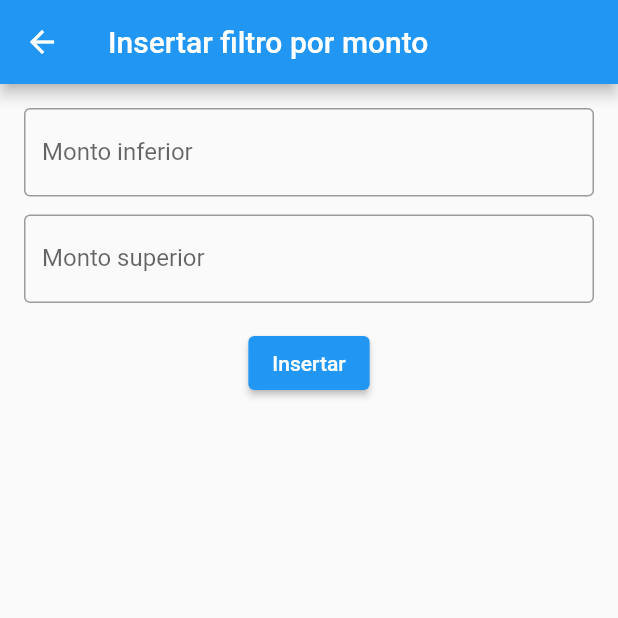
After one commit to fabianMendez/oportunidades_cce, a Flutter app: the NotificacionesSettingsMontoView screen opened directly, on a phone screen of 412 x 824 dp, the top half of it. The commit adds this screen. Run offline on Flutter 3.47's test engine with Material 2 defaults, Android fonts, the phone set to English and light mode, and no system bars; our stand-ins replace bloc, email_validator, equatable, flutter_bloc, flutter_secure_storage, get_it and 2 more; accounts and stored records are empty; generated files the repository leaves out were written again.

Commit message:
feat: insert filter by value

```diff
--- a/lib/src/authentication/authenticated_navigator.dart
+++ b/lib/src/authentication/authenticated_navigator.dart
@@ -3,6 +3,7 @@ import 'package:flutter_bloc/flutter_bloc.dart';
 import 'package:oportunidades_cce/src/authentication/authenticated_navigator_bloc.dart';
 import 'package:oportunidades_cce/src/home/home_view.dart';
 import 'package:oportunidades_cce/src/home/notificaciones_settings_filtro_bienes_servicios_view.dart';
+import 'package:oportunidades_cce/src/home/notificaciones_settings_monto_view.dart';
 import 'package:oportunidades_cce/src/home/notificaciones_settings_view.dart';
 
 class AuthenticatedNavigator extends StatelessWidget {
@@ -31,6 +32,8 @@ class AuthenticatedNavigator extends StatelessWidget {
               const MaterialPage(
                 child: NotificacionesSettingsFiltroBienesServiciosView(),
               ),
+            if (state.isNotificacionesSettingsMonto)
+              const MaterialPage(child: NotificacionesSettingsMontoView()),
           ],
         );
       },
--- /dev/null
+++ b/lib/src/home/notificaciones_settings_monto_bloc.dart
@@ -0,0 +1,160 @@
+import 'package:bloc/bloc.dart';
+import 'package:equatable/equatable.dart';
+import 'package:oportunidades_cce/src/authentication/user_details.dart';
+import 'package:oportunidades_cce/src/home/grupo_unspsc_repository.dart';
+
+class NotificacionesSettingsMontoBloc extends Bloc<
+    NotificacionesSettingsMontoEvent, NotificacionesSettingsMontoState> {
+  NotificacionesSettingsMontoBloc({
+    required this.userDetails,
+    required this.grupoUNSPSCRepository,
+  }) : super(const NotificacionesSettingsMontoInitial());
+
+  final UserDetails userDetails;
+  final GrupoUNSPSCRepository grupoUNSPSCRepository;
+
+  @override
+  Stream<NotificacionesSettingsMontoState> mapEventToState(
+      NotificacionesSettingsMontoEvent event) async* {
+    if (event is NotificacionesSettingsMontoSubmitted) {
+      yield const NotificacionesSettingsMontoLoading();
+
+      if (event.montoInferior.trim().isEmpty) {
+        yield const NotificacionesSettingsMontoFailure(
+            'El monto inferior es requerido');
+        return;
+      }
+
+      final montoInferiorValue = double.tryParse(event.montoInferior.trim());
+      if (montoInferiorValue == null || montoInferiorValue < 0) {
+        yield const NotificacionesSettingsMontoFailure(
+            'El monto inferior no es válido');
+        return;
+      }
+      if (event.montoSuperior.trim().isEmpty) {
+        yield const NotificacionesSettingsMontoFailure(
+            'El monto superior es requerido');
+        return;
+      }
+
+      final montoSuperiorValue = double.tryParse(event.montoSuperior.trim());
+      if (montoSuperiorValue == null ||
+          montoSuperiorValue <= montoInferiorValue) {
+        yield const NotificacionesSettingsMontoFailure(
+            'El monto superior no es válido');
+        return;
+      }
+      try {
+        yield const NotificacionesSettingsMontoLoading();
+        final response =
+            await grupoUNSPSCRepository.insertarMontosConfiguracion(
+          codigo: userDetails.codigo,
+          montoInferior: montoInferiorValue,
+          montoSuperior: montoSuperiorValue,
+        );
+
+        if (response.successful) {
+          yield const NotificacionesSettingsMontoSuccess();
+        } else {
+          yield NotificacionesSettingsMontoFailure(response.message);
+        }
+      } catch (err, str) {
+        print(err);
+        print(str);
+        yield NotificacionesSettingsMontoFailure(err.toString());
+      }
+    }
+  }
+}
+
+abstract class NotificacionesSettingsMontoEvent extends Equatable {
+  const NotificacionesSettingsMontoEvent();
+
+  @override
+  List<Object?> get props => [];
+}
+
+class NotificacionesSettingsMontoSubmitted
+    extends NotificacionesSettingsMontoEvent {
+  const NotificacionesSettingsMontoSubmitted({
+    required this.montoInferior,
+    required this.montoSuperior,
+  });
+
+  final String montoInferior;
+  final String montoSuperior;
+
+  @override
+  List<Object> get props => <Object>[montoInferior, montoSuperior];
+}
+
+class NotificacionesSettingsMontoStarted
+    extends NotificacionesSettingsMontoEvent {
+  const NotificacionesSettingsMontoStarted();
+}
+
+class NotificacionesSettingsMontoGrupoChanged
+    extends NotificacionesSettingsMontoEvent {
+  const NotificacionesSettingsMontoGrupoChanged({
+    required this.grupo,
+  });
+
+  final int grupo;
+
+  @override
+  List<Object?> get props => [...super.props, grupo];
+}
+
+class NotificacionesSettingsMontoTermChanged
+    extends NotificacionesSettingsMontoEvent {
+  const NotificacionesSettingsMontoTermChanged({
+    required this.term,
+  });
+
+  final String term;
+
+  @override
+  List<Object?> get props => [...super.props, term];
+}
+
+class NotificacionesSettingsFamiliaSeleccionada
+    extends NotificacionesSettingsMontoEvent {
+  const NotificacionesSettingsFamiliaSeleccionada({required this.id});
+
+  final int id;
+
+  @override
+  List<Object?> get props => [...super.props, id];
+}
+
+abstract class NotificacionesSettingsMontoState extends Equatable {
+  const NotificacionesSettingsMontoState();
+
+  @override
+  List<Object?> get props => [];
+}
+
+class NotificacionesSettingsMontoInitial
+    extends NotificacionesSettingsMontoState {
+  const NotificacionesSettingsMontoInitial();
+}
+
+class NotificacionesSettingsMontoLoading
+    extends NotificacionesSettingsMontoState {
+  const NotificacionesSettingsMontoLoading();
+}
+
+class NotificacionesSettingsMontoSuccess
+    extends NotificacionesSettingsMontoState {
+  const NotificacionesSettingsMontoSuccess();
+}
+
+class NotificacionesSettingsMontoFailure
+    extends NotificacionesSettingsMontoState {
+  const NotificacionesSettingsMontoFailure(this.error);
+
+  final String error;
+
+  @override
+  List<Object> get props => [error];
+}
--- /dev/null
+++ b/lib/src/home/notificaciones_settings_monto_view.dart
@@ -0,0 +1,152 @@
+import 'package:flutter/material.dart';
+import 'package:flutter/painting.dart';
+import 'package:flutter_bloc/flutter_bloc.dart';
+import 'package:oportunidades_cce/src/authentication/user_details.dart';
+import 'package:oportunidades_cce/src/home/grupo_unspsc_repository.dart';
+import 'package:oportunidades_cce/src/home/notificaciones_settings_bloc.dart';
+import 'package:oportunidades_cce/src/home/notificaciones_settings_monto_bloc.dart';
+import 'package:oportunidades_cce/src/service_locator.dart';
+import 'package:oportunidades_cce/src/utils/dialogs.dart';
+import 'package:provider/provider.dart';
+
+class NotificacionesSettingsMontoView extends StatelessWidget {
+  const NotificacionesSettingsMontoView({Key? key}) : super(key: key);
+
+  @override
+  Widget build(BuildContext context) {
+    final userDetails = Provider.of<UserDetails>(context);
+
+    return Scaffold(
+      appBar: AppBar(
+        title: Text(kFiltroValores.actionMessage),
+      ),
+      body: BlocProvider<NotificacionesSettingsMontoBloc>(
+        create: (context) {
+          return NotificacionesSettingsMontoBloc(
+            userDetails: userDetails,
+            grupoUNSPSCRepository: sl.get<GrupoUNSPSCRepository>(),
+          )..add(const NotificacionesSettingsMontoStarted());
+        },
+        child: const NotificacionesSettingsMontoListener(
+          child: NotificacionesSettingsMonto(),
+        ),
+      ),
+    );
+  }
+}
+
+class NotificacionesSettingsMonto extends StatefulWidget {
+  const NotificacionesSettingsMonto({
+    Key? key,
+    this.contentPadding = const EdgeInsets.all(16),
+  }) : super(key: key);
+
+  final EdgeInsets contentPadding;
+
+  @override
+  State<NotificacionesSettingsMonto> createState() =>
+      _NotificacionesSettingsMontoState();
+}
+
+class _NotificacionesSettingsMontoState
+    extends State<NotificacionesSettingsMonto> {
+  String montoInferior = '';
+  String montoSuperior = '';
+
+  Future<void> _submit(BuildContext context) async {
+    BlocProvider.of<NotificacionesSettingsMontoBloc>(context).add(
+      NotificacionesSettingsMontoSubmitted(
+        montoInferior: montoInferior,
+        montoSuperior: montoSuperior,
+      ),
+    );
+  }
+
+  @override
+  Widget build(BuildContext context) {
+    return BlocBuilder<NotificacionesSettingsMontoBloc,
+        NotificacionesSettingsMontoState>(
+      builder: (context, state) {
+        final isLoading = state is NotificacionesSettingsMontoLoading;
+
+        return Padding(
+          padding: widget.contentPadding,
+          child: Column(
+            children: [
+              TextField(
+                enabled: !isLoading,
+                decoration: const InputDecoration(
+                  border: OutlineInputBorder(),
+                  label: Text('Monto inferior'),
+                ),
+                keyboardType: TextInputType.number,
+                textInputAction: TextInputAction.next,
+                onChanged: (value) {
+                  setState(() {
+                    montoInferior = value;
+                  });
+                },
+              ),
+              const SizedBox(height: 12),
+              TextField(
+                enabled: !isLoading,
+                decoration: const InputDecoration(
+                  border: OutlineInputBorder(),
+                  label: Text('Monto superior'),
+                ),
+                keyboardType: TextInputType.number,
+                onChanged: (value) {
+                  setState(() {
+                    montoSuperior = value;
+                  });
+                },
+                onSubmitted: (_) => _submit(context),
+              ),
+              const SizedBox(height: 16),
+              ElevatedButton(
+                child: isLoading
+                    ? const CircularProgressIndicator.adaptive()
+                    : const Text('Insertar'),
+                onPressed: isLoading ? null : () => _submit(context),
+              ),
+            ],
+          ),
+        );
+      },
+    );
+  }
+}
+
+class NotificacionesSettingsMontoListener extends StatelessWidget {
+  const NotificacionesSettingsMontoListener({
+    Key? key,
+    required this.child,
+  }) : super(key: key);
+
+  final Widget child;
+
+  @override
+  Widget build(BuildContext context) {
+    return BlocListener<NotificacionesSettingsMontoBloc,
+        NotificacionesSettingsMontoState>(
+      listener:
+          (BuildContext context, NotificacionesSettingsMontoState state) async {
+        if (state is NotificacionesSettingsMontoFailure) {
+          showMessage(
+            context,
+            title: 'Error al insertar filtro',
+            message: state.error,
+          );
+        } else if (state is NotificacionesSettingsMontoSuccess) {
+          await showMessage(
+            context,
+            title: 'Filtro insertado',
+            message: 'Inserción exitosa',
+          );
+          Navigator.of(context).pop();
+        }
+      },
+      child: child,
+    );
+  }
+}
--- a/lib/src/home/notificaciones_settings_view.dart
+++ b/lib/src/home/notificaciones_settings_view.dart
@@ -59,6 +59,9 @@ class NotificacionesSettings extends StatelessWidget {
                 if (state.selectedFilter == kFiltroBienesServicios) {
                   BlocProvider.of<AuthenticatedNavigatorBloc>(context).add(
                       const NotificacionesSettingsFiltroBienesServiciosViewPushed());
+                } else if (state.selectedFilter == kFiltroValores) {
+                  BlocProvider.of<AuthenticatedNavigatorBloc>(context)
+                      .add(const NotificacionesSettingsMontoViewPushed());
                 }
               },
               icon: const Icon(Icons.add),
```
Also changed, not shown: lib/src/authentication/authenticated_navigator_bloc.dart (+17 -2 lines), lib/src/home/grupo_unspsc_repository.dart (+15 -0 lines), lib/src/home/notificaciones_settings_filtro_bienes_servicios_bloc.dart (+5 -5 lines), 1 other file.
